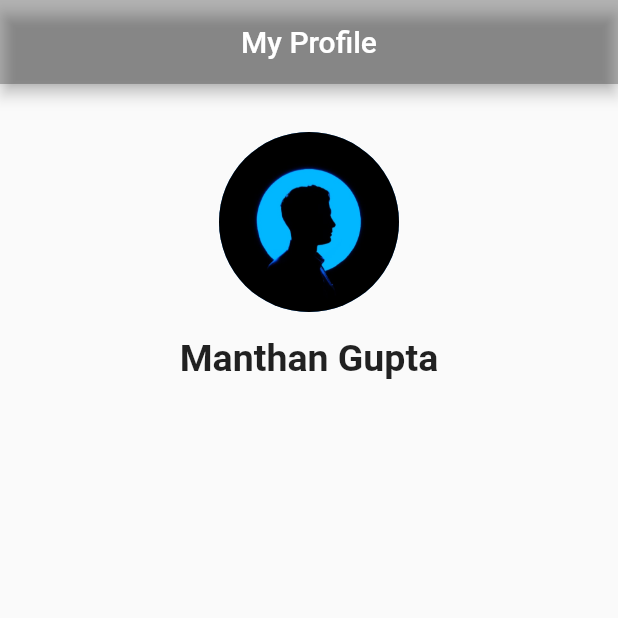
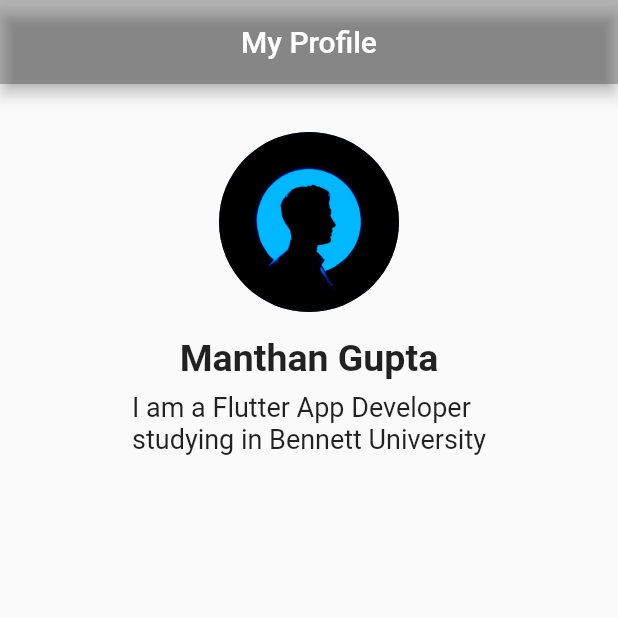
Before and after one commit to Manthan109/MyProfile-App, a Flutter app: the screen it shows after launch, on a phone screen of 412 x 824 dp, the top half of it. Run offline on Flutter 3.47's test engine with Material 2 defaults, Android fonts, the phone set to English and light mode, and no system bars.

Commit message:
user description added

```diff
--- a/lib/main.dart
+++ b/lib/main.dart
@@ -39,13 +39,20 @@ class MyHomePage extends StatelessWidget {
               ),
             ),
             Padding(
-              padding: EdgeInsets.only(top:16.0),
+              padding: EdgeInsets.only(top: 16.0),
               child: Text(
                 "Manthan Gupta",
                 style: TextStyle(
                   fontSize: 25.0,
                   fontWeight: FontWeight.bold,
                 ),
+              ),
+            ),
+            Padding(
+              padding: EdgeInsets.only(top:8.0),
+              child: Text(
+                "I am a Flutter App Developer \nstudying in Bennett University",
+                style: TextStyle(fontSize: 18.0),
               ),
             )
           ],
```
